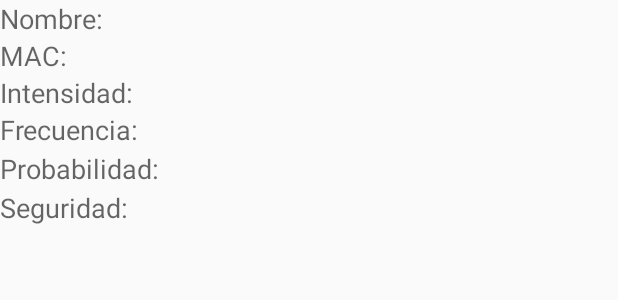
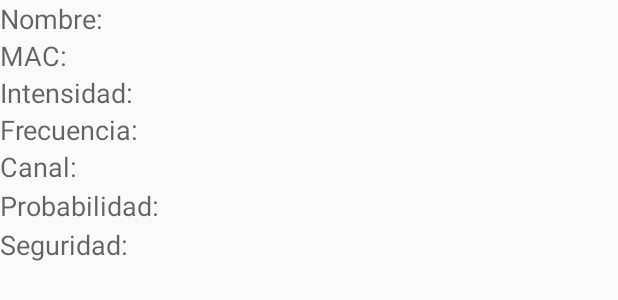
Before and after one commit to joseangelmr/wiscan, an Android app: the layout wifiitem.xml on its own in the app's theme, with its tools: preview values and no code run, on a phone screen of 412 x 824 dp. Shown: the top 300 px of the screen. Run offline under Robolectric (Android 15) with nearby library versions, the phone set to English and light mode, and no system bars.

Commit message:
Agregado el cambio de color entre filas, y cambiado el formato de las graficas de lineas.
TODO: Corregir el error de las prob en las redes no detectadas y  Verificar posible crash a causa de no obtener la localizacion.
cambiar el formato de la data mostrada por la nueva, cambiando la tupla del adapter tambien. Hacer las correcciones necesarias a la BD, y agregar el campo para calcular el discovery rate.

TODO Opcional: Mejorar formato de presentacion de graficas (margenes y/o padding )

```diff
--- a/app/src/main/java/com/android/wiscan/helpers/MyScanResult.java
+++ b/app/src/main/java/com/android/wiscan/helpers/MyScanResult.java
@@ -13,6 +13,7 @@ public class MyScanResult {
     public int	frequency;
     public int	level;
     public float probability;
+    public int channel;
 
     public MyScanResult(ScanResult result, float prob) {
         this.BSSID = result.BSSID;
@@ -21,5 +22,9 @@ public class MyScanResult {
         this.frequency = result.frequency;
         this.level = result.level;
         this.probability = prob;
+
+        int mod = result.frequency% 2412;
+
+        this.channel = (mod/5)+1;
     }
 }
--- a/app/src/main/res/layout/activity_main.xml
+++ b/app/src/main/res/layout/activity_main.xml
@@ -7,6 +7,7 @@
     <TextView
         android:layout_width="fill_parent"
         android:layout_height="wrap_content"
+        android:textColor="@android:color/black"
         android:textAppearance="?android:attr/textAppearanceMedium"
         android:id="@+id/scan_actual"
         android:layout_alignParentTop="true"
@@ -17,7 +18,6 @@
         android:layout_width="fill_parent"
         android:layout_height="wrap_content"
         android:drawSelectorOnTop="false"
-        android:background="@android:color/background_light"
         android:listSelector="@android:color/white"
         android:layout_below="@+id/scan_actual"
         android:layout_alignParentLeft="true"
--- a/app/src/main/res/layout/wifiitem.xml
+++ b/app/src/main/res/layout/wifiitem.xml
@@ -91,6 +91,30 @@
     <LinearLayout
         android:orientation="horizontal"
         android:layout_width="wrap_content"
+        android:layout_height="wrap_content">
+
+        <TextView
+            android:layout_width="wrap_content"
+            android:layout_height="wrap_content"
+            android:textAppearance="?android:attr/textAppearanceMedium"
+            android:text="Canal: "
+            android:id="@+id/labelCanal"
+            android:layout_weight="0.2" />
+
+        <TextView
+            android:id="@+id/wifiCanal"
+            android:layout_width="wrap_content"
+            android:layout_height="wrap_content"
+            android:gravity="left"
+            android:layout_weight="0.5" />
+
+    </LinearLayout>
+
+
+
+    <LinearLayout
+        android:orientation="horizontal"
+        android:layout_width="wrap_content"
         android:layout_height="wrap_content"
         android:layout_marginTop="1dp"
         android:layout_marginBottom="1dp">
--- a/app/src/main/res/values/styles.xml
+++ b/app/src/main/res/values/styles.xml
@@ -3,6 +3,7 @@
     <!-- Base application theme. -->
     <style name="AppTheme" parent="Theme.AppCompat.Light.DarkActionBar">
         <!-- Customize your theme here. -->
+        <!--<item name="android:textColor">@android:color/white</item>-->
     </style>
 
 </resources>
```
Also changed, not shown: app/src/main/java/com/android/wiscan/DataPlotActivity.java (+6 -9 lines), app/src/main/java/com/android/wiscan/WifiListAdapter.java (+10 -0 lines), app/src/main/java/com/android/wiscan/WifiReceiver.java (+22 -0 lines).
